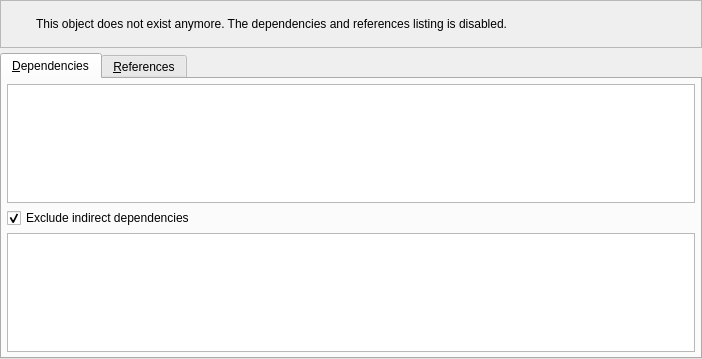
Before: the Qt Designer form libs/libgui/ui/widgets/objectdepsrefswidget.ui in pgmodeler/pgmodeler, drawn with Qt 5.
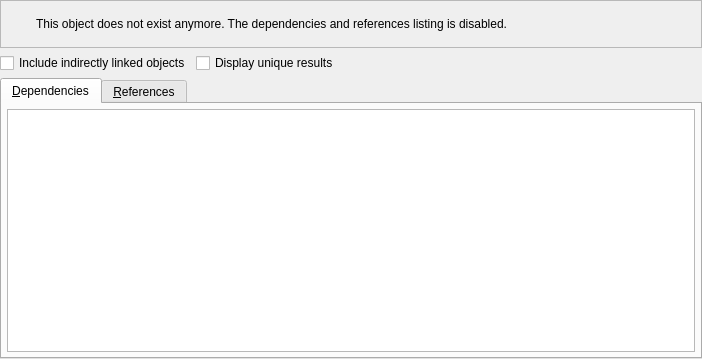
After: the same form once the commit is applied. Icons and pictures are not drawn.

Commit message:
Removed the QTableView test instances in ObjectDepsRefsWidget
Added an option to ObjectDepsRefsWidget that toggles the display of
unique results

Added a parameter to the methods BaseObject::getDependencies,
BaseObject::getReferences and BaseTable::getDependencies that controls
the removal of duplicates in the resulting lists

The edit to the form file:
```diff
--- a/libs/libgui/ui/widgets/objectdepsrefswidget.ui
+++ b/libs/libgui/ui/widgets/objectdepsrefswidget.ui
@@ -33,7 +33,7 @@
    <property name="spacing">
     <number>5</number>
    </property>
-   <item row="1" column="0">
+   <item row="4" column="0">
     <widget class="QTabWidget" name="tabWidget">
      <property name="currentIndex">
       <number>0</number>
@@ -68,16 +68,6 @@
        <property name="spacing">
         <number>5</number>
        </property>
-       <item row="1" column="0">
-        <widget class="QCheckBox" name="exc_ind_deps_chk">
-         <property name="text">
-          <string>Exclude indirect dependencies</string>
-         </property>
-         <property name="checked">
-          <bool>true</bool>
-         </property>
-        </widget>
-       </item>
        <item row="0" column="0">
         <widget class="QTableView" name="dependencies_view">
          <property name="editTriggers">
@@ -115,43 +105,6 @@
          </attribute>
         </widget>
        </item>
-       <item row="2" column="0">
-        <widget class="QTableView" name="test_deps_view">
-         <property name="editTriggers">
-          <set>QAbstractItemView::NoEditTriggers</set>
-         </property>
-         <property name="alternatingRowColors">
-          <bool>true</bool>
-         </property>
-         <property name="iconSize">
-          <size>
-           <width>25</width>
-           <height>25</height>
-          </size>
-         </property>
-         <property name="sortingEnabled">
-          <bool>true</bool>
-         </property>
-         <attribute name="horizontalHeaderCascadingSectionResizes">
-          <bool>true</bool>
-         </attribute>
-         <attribute name="horizontalHeaderMinimumSectionSize">
-          <number>30</number>
-         </attribute>
-         <attribute name="horizontalHeaderStretchLastSection">
-          <bool>true</bool>
-         </attribute>
-         <attribute name="verticalHeaderVisible">
-          <bool>true</bool>
-         </attribute>
-         <attribute name="verticalHeaderMinimumSectionSize">
-          <number>30</number>
-         </attribute>
-         <attribute name="verticalHeaderHighlightSections">
-          <bool>false</bool>
-         </attribute>
-        </widget>
-       </item>
       </layout>
      </widget>
      <widget class="QWidget" name="references_tab">
@@ -317,6 +270,48 @@
      </layout>
     </widget>
    </item>
+   <item row="1" column="0">
+    <layout class="QHBoxLayout" name="horizontalLayout">
+     <property name="spacing">
+      <number>5</number>
+     </property>
+     <property name="topMargin">
+      <number>0</number>
+     </property>
+     <property name="rightMargin">
+      <number>0</number>
+     </property>
+     <item>
+      <widget class="QCheckBox" name="inc_indirect_links_chk">
+       <property name="statusTip">
+        <string>&lt;p&gt;Toggles the display of all the dependencies and references including the ones not directly linked to the original object used to retrieve the dependencies and references.&lt;/p&gt;</string>
+       </property>
+       <property name="text">
+        <string>Include indirectly linked objects</string>
+       </property>
+      </widget>
+     </item>
+     <item>
+      <widget class="QCheckBox" name="unique_results_chk">
+       <property name="sizePolicy">
+        <sizepolicy hsizetype="Expanding" vsizetype="Fixed">
+         <horstretch>0</horstretch>
+         <verstretch>0</verstretch>
+        </sizepolicy>
+       </property>
+       <property name="statusTip">
+        <string>Toggles the removal of duplicate results in the grids.</string>
+       </property>
+       <property name="text">
+        <string>Display unique results</string>
+       </property>
+       <property name="checked">
+        <bool>false</bool>
+       </property>
+      </widget>
+     </item>
+    </layout>
+   </item>
   </layout>
  </widget>
  <resources>
```
Left out of the diff: 29 changed lines with no effect on the pictures. The commit also changes 6 other files.
